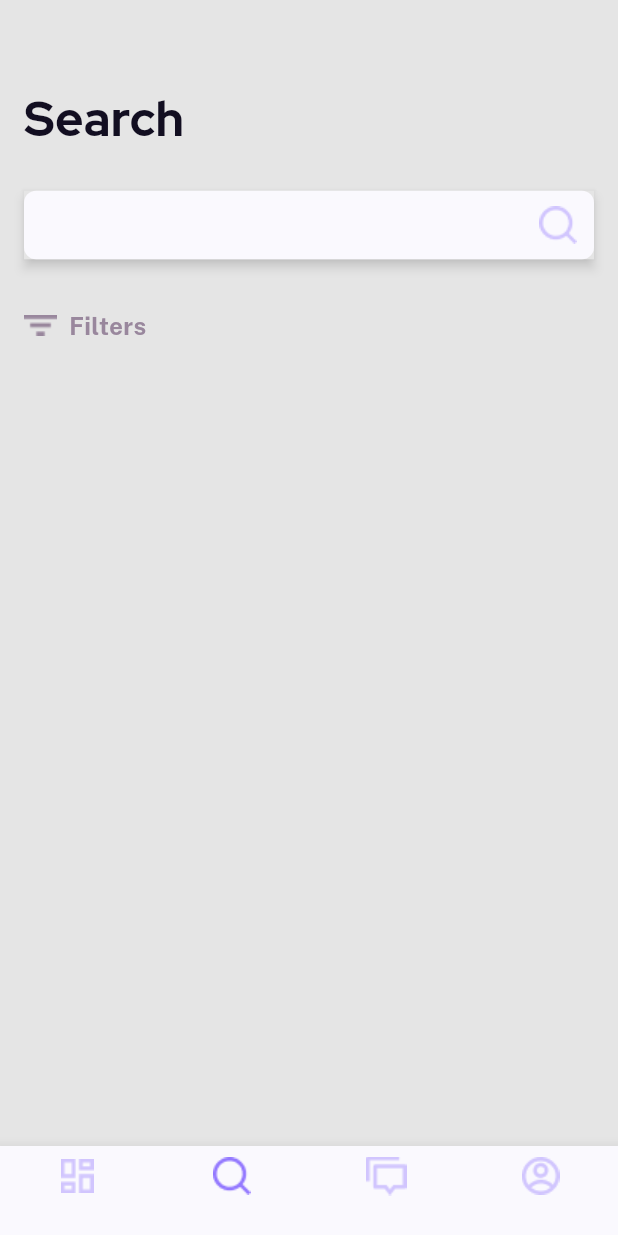
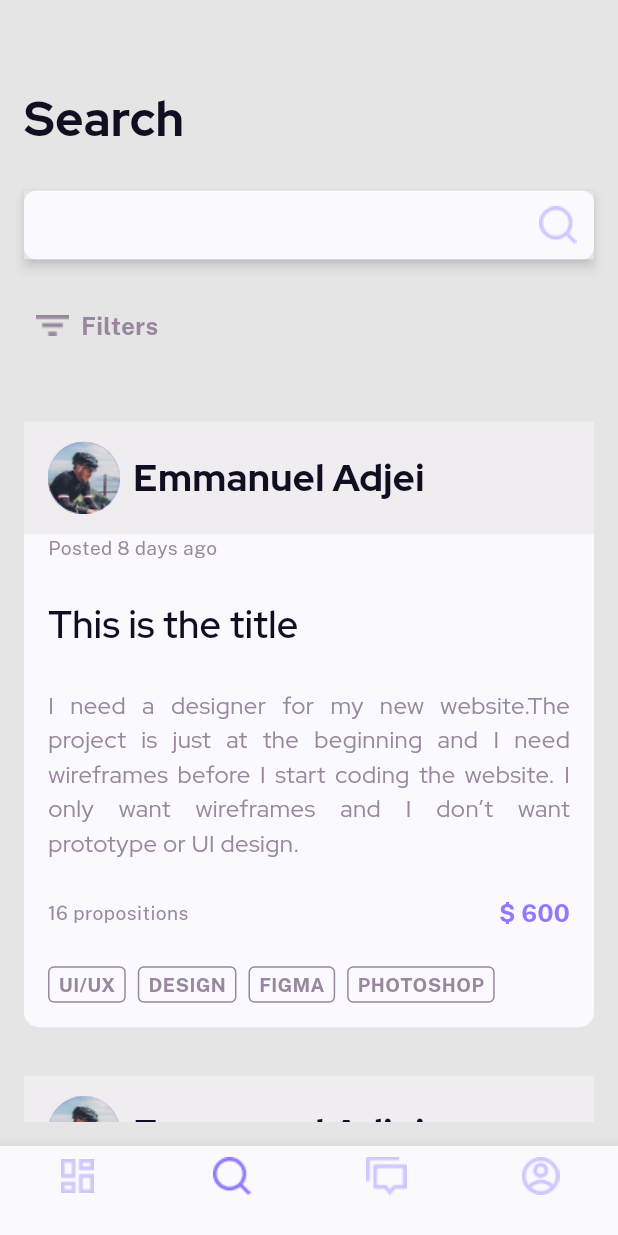
Before and after one commit to Ad450/biite, a Flutter app: the HomeView screen opened by its route, item 2 of the bottom bar chosen, on a phone screen of 412 x 824 dp. Run offline on Flutter 3.47's test engine with Material 3 defaults, Android fonts, the phone set to English and light mode, and no system bars; our stand-ins replace flutter_screenutil, go_router, smooth_page_indicator.

Commit message:
add search screen

```diff
--- a/lib/core/app/app.router.dart
+++ b/lib/core/app/app.router.dart
@@ -1,6 +1,7 @@
 import 'package:biite/features/feed/feed.view.dart';
 import 'package:biite/features/feed/widgets/metric.details.dart';
 import 'package:biite/features/feed/widgets/project.detail.dart';
+import 'package:biite/features/feed/widgets/send.your.work.dart';
 import 'package:biite/features/home/home.view.dart';
 import 'package:biite/features/message/message.view.dart';
 import 'package:biite/features/onboarding/onboarding.view.dart';
@@ -17,5 +18,6 @@ final router = GoRouter(
     GoRoute(path: "/home", builder: (context, state) => const HomeView()),
     GoRoute(path: "/feed-details", builder: (context, state) => const MetricDetail()),
     GoRoute(path: "/project-detail", builder: (context, state) => const ProjectDetail()),
+    GoRoute(path: "/sendYourWork", builder: (context, state) => const SendYourWork()),
   ],
 );
--- a/lib/core/presentation/biite.chip.dart
+++ b/lib/core/presentation/biite.chip.dart
@@ -10,9 +10,11 @@ class BiiteChip extends StatelessWidget {
 
   @override
   Widget build(BuildContext context) {
-    return Container(
+    return IntrinsicWidth(
+      child: Container(
+        padding: const EdgeInsets.symmetric(horizontal: 6.0),
+        // margin: const EdgeInsets.only(left: 8.0),
         height: 24.h,
-      width: 89.w,
         decoration: BoxDecoration(
           border: Border.all(color: ColorName.fillColor),
           borderRadius: BorderRadius.circular(4),
@@ -26,6 +28,7 @@ class BiiteChip extends StatelessWidget {
             ),
           ),
         ),
+      ),
     );
   }
 }
--- a/lib/features/feed/widgets/project.detail.dart
+++ b/lib/features/feed/widgets/project.detail.dart
@@ -8,6 +8,7 @@ import 'package:biite/gen/colors.gen.dart';
 import 'package:biite/locales.dart';
 import 'package:flutter/material.dart';
 import 'package:flutter_screenutil/flutter_screenutil.dart';
+import 'package:go_router/go_router.dart';
 
 class ProjectDetail extends StatelessWidget {
   const ProjectDetail({super.key});
@@ -27,28 +28,22 @@ class ProjectDetail extends StatelessWidget {
             SizedBox(height: 32.h),
             const InCharge(deadline: "28/03/2023"),
             SizedBox(height: 32.h),
-            const Padding(
-              padding: EdgeInsets.symmetric(horizontal: 16.0),
-              child: BiiteAvatarWithText(name: "Emmanuel Adjei"),
-            ),
+            Container(
+              padding: const EdgeInsets.symmetric(horizontal: 16.0),
+              child: Column(
+                crossAxisAlignment: CrossAxisAlignment.start,
+                children: [
+                  const BiiteAvatarWithText(name: "Emmanuel Adjei"),
                   SizedBox(height: 24.h),
-            Padding(
-              padding: const EdgeInsets.symmetric(horizontal: 16.0),
-              child: Text(
+                  Text(
                     "Posted 8 days ago",
                     style: context.appTheme.textTheme.bodySmall?.copyWith(fontSize: 12.8),
                   ),
-            ),
-            Padding(
-              padding: const EdgeInsets.symmetric(horizontal: 16.0),
-              child: Text(
+                  Text(
                     "Wireframes",
                     style: context.appTheme.textTheme.titleMedium?.copyWith(fontSize: 25),
                   ),
-            ),
-            Padding(
-              padding: const EdgeInsets.symmetric(horizontal: 16.0),
-              child: Text(
+                  Text(
                     dummyProjectDescription,
                     style: context.appTheme.textTheme.bodyMedium?.copyWith(
                       fontSize: 16,
@@ -57,10 +52,7 @@ class ProjectDetail extends StatelessWidget {
                     ),
                     textAlign: TextAlign.justify,
                   ),
-            ),
-            Padding(
-              padding: const EdgeInsets.symmetric(horizontal: 16.0),
-              child: Row(
+                  Row(
                     mainAxisAlignment: MainAxisAlignment.spaceBetween,
                     children: [
                       const BiiteChip(text: "WIREFRAME"),
@@ -73,15 +65,17 @@ class ProjectDetail extends StatelessWidget {
                       ),
                     ],
                   ),
-            ),
                   SizedBox(height: 97.h),
                   Align(
                     alignment: Alignment.center,
                     child: SizedBox(
                       width: 263.w,
-                child: BiiteTextButton(onPressed: () {}, text: sendYourWork),
+                      child: BiiteTextButton(onPressed: () => context.push("/sendYourWork"), text: sendYourWork),
                     ),
                   ),
+                ],
+              ),
+            )
           ],
         ),
       ),
--- /dev/null
+++ b/lib/features/feed/widgets/send.your.work.dart
@@ -0,0 +1,24 @@
+import 'package:biite/core/presentation/biite.back.dart';
+import 'package:biite/gen/colors.gen.dart';
+import 'package:flutter/material.dart';
+
+class SendYourWork extends StatelessWidget {
+  const SendYourWork({super.key});
+
+  @override
+  Widget build(BuildContext context) {
+    return Scaffold(
+      backgroundColor: ColorName.background,
+      body: SafeArea(
+        child: Column(
+          children: <Widget>[
+            const Padding(
+              padding: EdgeInsets.symmetric(horizontal: 16.0),
+              child: BiiteBack(),
+            ),
+          ],
+        ),
+      ),
+    );
+  }
+}
--- a/lib/features/search/search.view.dart
+++ b/lib/features/search/search.view.dart
@@ -1,6 +1,7 @@
 import 'package:biite/core/app/app.theme.dart';
+import 'package:biite/features/search/widget/project.card.dart';
 import 'package:biite/features/search/widget/search.textfield.dart';
-import 'package:biite/features/search/widget/search_filters.dart';
+import 'package:biite/features/search/widget/search.filters.dart';
 import 'package:biite/gen/colors.gen.dart';
 import 'package:biite/locales.dart';
 import 'package:flutter/material.dart';
@@ -16,6 +17,9 @@ class SearchView extends StatelessWidget {
       body: Column(
         crossAxisAlignment: CrossAxisAlignment.start,
         children: <Widget>[
+          Column(
+            crossAxisAlignment: CrossAxisAlignment.start,
+            children: [
               SizedBox(height: 56.h),
               Padding(
                 padding: const EdgeInsets.symmetric(horizontal: 16.0),
@@ -32,7 +36,22 @@ class SearchView extends StatelessWidget {
                 ),
               ),
               SizedBox(height: 32.h),
-          const SearchFilters()
+              const SearchFilters(),
+              SizedBox(height: 32.h),
+            ],
+          ),
+          const Expanded(
+            child: SingleChildScrollView(
+              child: Column(
+                crossAxisAlignment: CrossAxisAlignment.start,
+                children: <Widget>[
+                  ProjectCard(),
+                  ProjectCard(),
+                ],
+              ),
+            ),
+          ),
+          SizedBox(height: 16.h),
         ],
       ),
     );
--- /dev/null
+++ b/lib/features/search/widget/project.card.dart
@@ -0,0 +1,99 @@
+import 'package:biite/core/app/app.theme.dart';
+import 'package:biite/core/presentation/biite.avatar.with.text.dart';
+import 'package:biite/core/presentation/biite.chip.dart';
+import 'package:biite/gen/colors.gen.dart';
+import 'package:biite/locales.dart';
+import 'package:flutter/material.dart';
+import 'package:flutter_screenutil/flutter_screenutil.dart';
+
+class ProjectCard extends StatelessWidget {
+  const ProjectCard({super.key});
+
+  @override
+  Widget build(BuildContext context) {
+    return Container(
+      margin: EdgeInsets.symmetric(vertical: 16.h, horizontal: 16),
+      decoration: BoxDecoration(
+        borderRadius: BorderRadius.circular(10),
+      ),
+      child: SizedBox(
+        width: double.infinity,
+        child: Column(
+          crossAxisAlignment: CrossAxisAlignment.start,
+          children: <Widget>[
+            Container(
+              padding: const EdgeInsets.symmetric(horizontal: 16.0),
+              height: 74.h,
+              decoration: const BoxDecoration(color: ColorName.searchCard),
+              child: const BiiteAvatarWithText(name: "Emmanuel Adjei"),
+            ),
+            Container(
+              padding: const EdgeInsets.symmetric(horizontal: 16.0),
+              decoration: const BoxDecoration(
+                color: ColorName.onboardingBackground,
+                borderRadius: BorderRadius.only(
+                  bottomLeft: Radius.circular(10),
+                  bottomRight: Radius.circular(10),
+                ),
+              ),
+              child: Column(
+                crossAxisAlignment: CrossAxisAlignment.start,
+                children: <Widget>[
+                  Text(
+                    "Posted 8 days ago",
+                    style:
+                        context.appTheme.textTheme.bodySmall?.copyWith(fontSize: 12.8, fontWeight: FontWeight.normal),
+                  ),
+                  SizedBox(height: 24.h),
+                  Text(
+                    "This is the title",
+                    style: context.appTheme.textTheme.titleMedium?.copyWith(fontSize: 25),
+                  ),
+                  SizedBox(height: 24.h),
+                  Text(
+                    dummyProjectDescription,
+                    style: context.appTheme.textTheme.bodyMedium?.copyWith(
+                      fontSize: 16,
+                      fontWeight: FontWeight.normal,
+                      color: ColorName.fillColor,
+                    ),
+                    textAlign: TextAlign.justify,
+                  ),
+                  Row(
+                    mainAxisAlignment: MainAxisAlignment.spaceBetween,
+                    children: [
+                      Text(
+                        "16 propositions",
+                        style: context.appTheme.textTheme.bodySmall
+                            ?.copyWith(fontSize: 12.8, fontWeight: FontWeight.normal),
+                      ),
+                      Text(
+                        "\$ 600",
+                        style: context.appTheme.textTheme.bodySmall?.copyWith(
+                          fontSize: 16,
+                          color: ColorName.primary,
+                        ),
+                      ),
+                    ],
+                  ),
+                  SizedBox(height: 24.h),
+                  const Wrap(
+                    spacing: 8,
+                    direction: Axis.horizontal,
+                    children: [
+                      BiiteChip(text: "UI/UX"),
+                      BiiteChip(text: "DESIGN"),
+                      BiiteChip(text: "FIGMA"),
+                      BiiteChip(text: "PHOTOSHOP"),
+                    ],
+                  ),
+                  SizedBox(height: 16.h),
+                ],
+              ),
+            ),
+          ],
+        ),
+      ),
+    );
+  }
+}
--- a/lib/features/search/widget/search_filters.dart
+++ b/lib/features/search/widget/search.filters.dart
@@ -36,7 +36,7 @@ class _SearchFiltersState extends State<SearchFilters> with SingleTickerProvider
   @override
   Widget build(BuildContext context) {
     return Padding(
-      padding: const EdgeInsets.symmetric(horizontal: 16.0),
+      padding: const EdgeInsets.symmetric(horizontal: 24.0),
       child: Column(
         children: <Widget>[
           GestureDetector(
--- a/lib/gen/colors.gen.dart
+++ b/lib/gen/colors.gen.dart
@@ -34,6 +34,9 @@ class ColorName {
   /// Color: #D8CEFF
   static const Color primaryAccent = Color(0xFFD8CEFF);
 
+  /// Color: #EFEDF0
+  static const Color searchCard = Color(0xFFEFEDF0);
+
   /// Color: #F2F2F2
   static const Color searchbBorder = Color(0xFFF2F2F2);
 
```
Also changed, not shown: 1 other file. Lines whose indentation alone changed are shown as unchanged.
